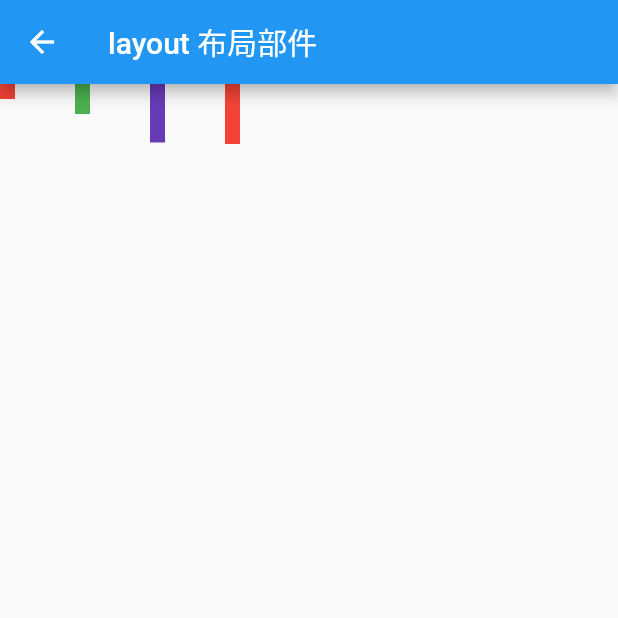
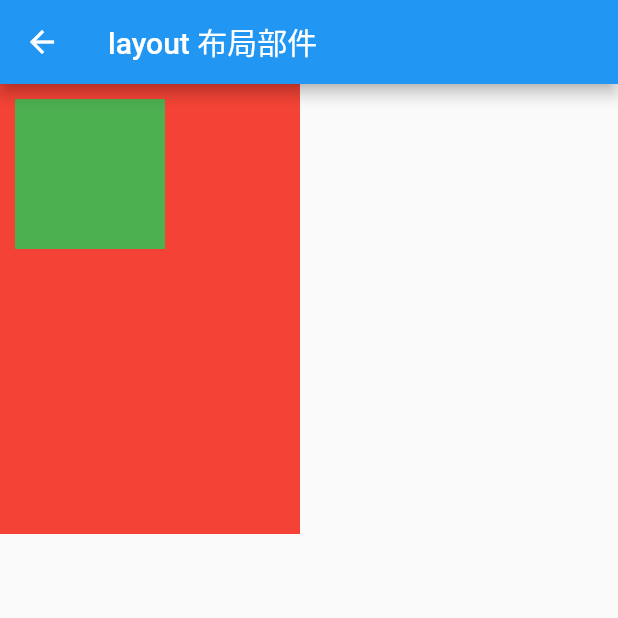
Before and after one commit to iBinbro/fluterApp, a Flutter app: the AppLayout screen opened directly, on a phone screen of 412 x 824 dp, the top half of it. Run offline on Flutter 3.47's test engine with Material 2 defaults, Android fonts, the phone set to English and light mode, and no system bars; our stand-ins replace cached_network_image, flutter_swiper_null_safety, smooth_page_indicator, transparent_image.

Commit message:
flutter ConstrainedBox SizedBox AspectRatio FractionallySizedBox;

```diff
--- a/flutter_app_study_widgets/lib/AppLayout.dart
+++ b/flutter_app_study_widgets/lib/AppLayout.dart
@@ -33,15 +33,11 @@ class AppLayout extends StatelessWidget {
 
     //Row Column继承自Flex Flex结合Expand实现按比例分配空间
     Flex flex = Flex(
-
       direction: Axis.horizontal,
-
       textDirection: TextDirection.rtl,
       mainAxisAlignment: MainAxisAlignment.end,
-
       verticalDirection: VerticalDirection.down,
       crossAxisAlignment: CrossAxisAlignment.end,
-
       children: [
         Expanded(
           flex: 1,
@@ -71,7 +67,6 @@ class AppLayout extends StatelessWidget {
 
     //Flex Row Column 都是不支持换行或者换列的
     Wrap wrap = Wrap(
-
       // 水平方向摆放控件 并按照从右到左的顺序摆放
       //子控件的布局方向水平
       direction: Axis.horizontal,
@@ -111,11 +106,110 @@ class AppLayout extends StatelessWidget {
       ],
     );
 
+    Container container = Container(
+      // width: 10,
+      // height: 10,
+
+      color: Colors.green,
+      child: Align(
+        // Alignment(x,y),
+        // x:左边缘-1 中间0 右边缘1
+        // y:上边缘-1 中间0 下边缘1
+        // alignment: Alignment(-1,1),
+
+        // FractionalOffset继承自Alignment，不过是以左上角顶点为坐标原点
+        // FractionalOffset(x,y),
+        // x:左边缘0 中间0.5 右边缘1
+        // y:上边缘0 中间0.5 下边缘1
+        alignment: FractionalOffset(1, 1),
+
+        // widthFactor和heightFactor是用于确定Align 组件本身宽高的属性；
+        // 它们是两个缩放因子，会分别乘以子元素的宽、高，最终的结果就是Align 组件的宽高。
+        // 如果值为null，则组件的宽高将会占用尽可能多的空间 这也解释了Center为什么能铺满屏幕。
+        // 注：优先级低于设置了 width/height
+        widthFactor: 1.5,
+        heightFactor: 1.5,
+
+        child: Container(
+          width: 100,
+          height: 100,
+          color: Colors.red,
+        ),
+      ),
+    );
+
+    Container stackContainer = Container(
+      color: Colors.red,
+      width: 200,
+      height: 300,
+      child: Stack(
+        textDirection: TextDirection.rtl,
+        alignment: Alignment.center,
+
+        //子部件宽高适应Stack的方式
+        // StackFit.expand 延展满stack 如果stack没有设置宽高 则会铺满屏幕
+        // StackFit.loose 维持自身大小
+        fit: StackFit.expand,
+
+        children: [
+          Container(
+            width: 10,
+            height: 10,
+            color: Colors.green,
+          ),
+          Container(
+            width: 20,
+            height: 20,
+            color: Colors.blue,
+          ),
+        ],
+      ),
+    );
+
+    Container stackPointedContainer = Container(
+      color: Colors.red,
+      width: 200,
+      height: 300,
+      child: Stack(
+
+        textDirection: TextDirection.rtl,
+        alignment: Alignment.center,
+
+        //子部件宽高适应Stack的方式
+        // StackFit.expand 延展满stack 如果stack没有设置宽高 则会铺满屏幕
+        // StackFit.loose 维持自身大小
+        fit: StackFit.loose,
+
+        children: [
+          Positioned(
+            left: 10,
+            top: 10,
+            width: 100,
+            height: 100,
+            child: Container(
+
+              //失效
+              width: 100,
+              height: 300,
+
+              color: Colors.green,
+            ),
+          ),
+          // Positioned(
+          //     child: Container(
+          //   width: 20,
+          //   height: 20,
+          //   color: Colors.blue,
+          // )),
+        ],
+      ),
+    );
+
     return Scaffold(
       appBar: AppBar(
         title: Text("layout 布局部件"),
       ),
-      body: Flow_Demo(),
+      body: stackPointedContainer,
     );
   }
 }
--- a/flutter_app_study_widgets/lib/main.dart
+++ b/flutter_app_study_widgets/lib/main.dart
@@ -1,4 +1,5 @@
 import 'package:flutter/material.dart';
+import 'package:flutter_app_study_widgets/appConstraintBox.dart';
 import 'package:flutter_app_study_widgets/appLayout.dart';
 import 'package:flutter_app_study_widgets/appText.dart';
 import 'package:flutter_app_study_widgets/appbar.dart';
@@ -9,7 +10,7 @@ void main() {
 }
 
 class MyApp extends StatelessWidget {
-  List titles = ["构建底部导航栏", "文本/富文本显示", "布局组件"];
+  List titles = ["构建底部导航栏", "文本/富文本显示", "布局组件 row column flow stack", "尺寸限制容器"];
 
   @override
   Widget build(BuildContext context) {
@@ -53,6 +54,14 @@ class MyApp extends StatelessWidget {
                           }));
                     }
                     break;
+                  case 3:
+                    {
+                      Navigator.push(context,
+                          MaterialPageRoute(builder: (context) {
+                            return AppConstraintBox();
+                          }));
+                    }
+                    break;
                 }
               },
             );
```
Also changed, not shown: flutter_app_study_widgets/lib/appConstraintBox.dart (added, +88 -0 lines).
